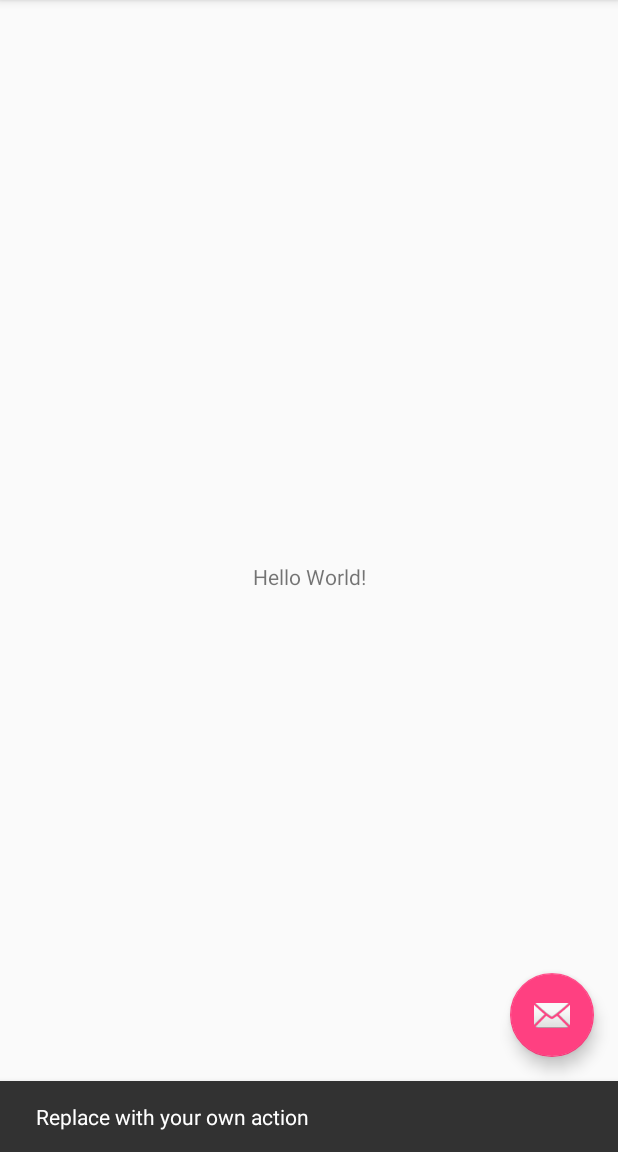
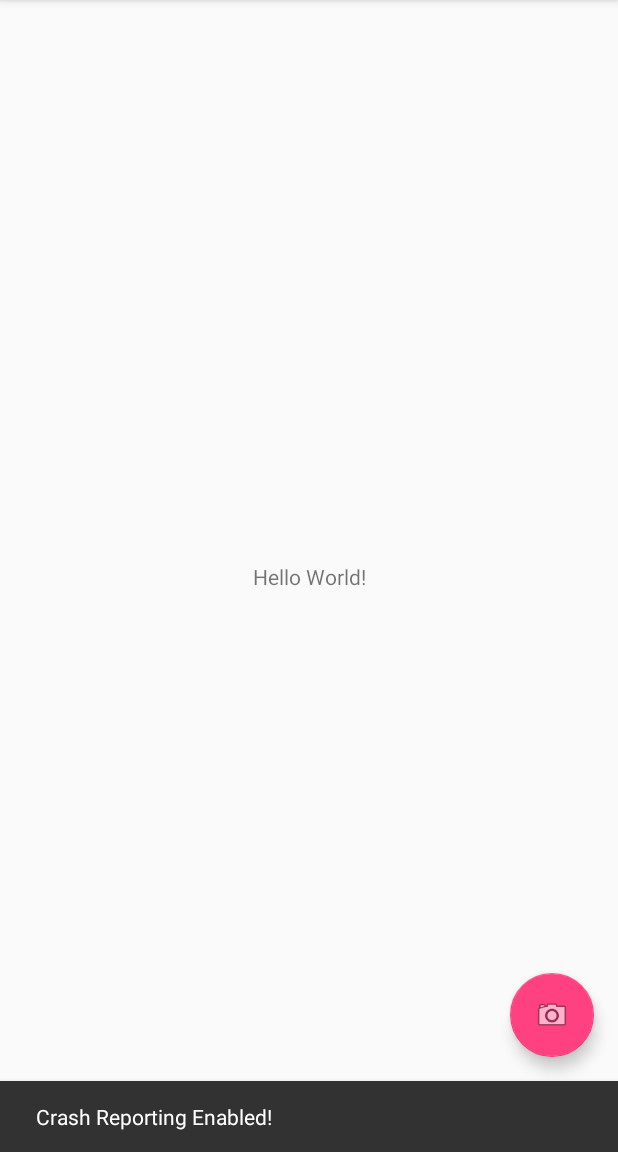
Before and after one commit to indianpoptart/ProjectLumen, an Android app: the screen it shows after launch (MainActivity), after a tap on an icon or button, on a phone screen of 412 x 824 dp, the part 84-1236 px from its top. Run offline under Robolectric (Android 15) with nearby library versions, the phone set to English and light mode, and no system bars; libraries missing offline, so code that uses them is left out: com.crashlytics.android, com.github.nisrulz.sensey, io.fabric.sdk; 1 statement that could not run was skipped.

Commit message:
v0.1 - Reporting
- Added crash reporting(Press fab to enable)

```diff
--- a/app/src/main/AndroidManifest.xml
+++ b/app/src/main/AndroidManifest.xml
@@ -4,6 +4,7 @@
 
     <uses-permission android:name="android.permission.CAMERA"/>
     <uses-permission android:name="android.permission.FLASHLIGHT"/>
+    <uses-permission android:name="android.permission.INTERNET" />
     <uses-feature android:name="android.hardware.camera"/>
     <uses-feature android:name="android.hardware.camera.flash"/>
 
@@ -26,6 +27,10 @@
         </activity>
         <service
             android:name=".services.BackgroundService"/>
+        <meta-data
+            android:name="io.fabric.ApiKey"
+            android:value="81de282abeba311751e18b3d5109feb5ba38e192"
+            />
     </application>
 
 </manifest>
--- a/app/src/main/java/org/nikhilp/projectlumen/activities/MainActivity.java
+++ b/app/src/main/java/org/nikhilp/projectlumen/activities/MainActivity.java
@@ -24,6 +24,8 @@ import android.view.MenuItem;
 
 import com.github.nisrulz.sensey.ChopDetector;
 import com.github.nisrulz.sensey.Sensey;
+import com.crashlytics.android.Crashlytics;
+import io.fabric.sdk.android.Fabric;
 
 import org.nikhilp.projectlumen.R;
 import org.nikhilp.projectlumen.services.BackgroundService;
@@ -43,7 +45,8 @@ public class MainActivity extends AppCompatActivity
         fab.setOnClickListener(new View.OnClickListener() {
             @Override
             public void onClick(View view) {
-                Snackbar.make(view, "Replace with your own action", Snackbar.LENGTH_LONG)
+                fabricInit();
+                Snackbar.make(view, "Crash Reporting Enabled!", Snackbar.LENGTH_LONG)
                         .setAction("Action", null).show();
             }
         });
@@ -76,6 +79,9 @@ public class MainActivity extends AppCompatActivity
 
     }
 
+    public void fabricInit(){
+        Fabric.with(this, new Crashlytics());
+    }
 
     @Override
     public void onBackPressed() {
@@ -117,15 +123,12 @@ public class MainActivity extends AppCompatActivity
 
         if (id == R.id.nav_camera) {
 
+
         } else if (id == R.id.nav_gallery) {
 
         } else if (id == R.id.nav_slideshow) {
 
         } else if (id == R.id.nav_manage) {
-
-        } else if (id == R.id.nav_share) {
-
-        } else if (id == R.id.nav_send) {
 
         }
 
--- a/app/src/main/res/layout/app_bar_main.xml
+++ b/app/src/main/res/layout/app_bar_main.xml
@@ -28,6 +28,6 @@
         android:layout_height="wrap_content"
         android:layout_gravity="bottom|end"
         android:layout_margin="@dimen/fab_margin"
-        app:srcCompat="@android:drawable/ic_dialog_email" />
+        app:srcCompat="@android:drawable/ic_menu_camera" />
 
 </android.support.design.widget.CoordinatorLayout>
--- a/app/src/main/res/menu/activity_main_drawer.xml
+++ b/app/src/main/res/menu/activity_main_drawer.xml
@@ -7,32 +7,23 @@
         <item
             android:id="@+id/nav_camera"
             android:icon="@drawable/ic_menu_camera"
-            android:title="Import" />
+            android:title="Never" />
         <item
             android:id="@+id/nav_gallery"
             android:icon="@drawable/ic_menu_gallery"
-            android:title="Gallery" />
+            android:title="Gonna" />
         <item
             android:id="@+id/nav_slideshow"
-            android:icon="@drawable/ic_menu_slideshow"
-            android:title="Slideshow" />
+            android:icon="@drawable/ic_menu_send"
+            android:title="Give" />
         <item
             android:id="@+id/nav_manage"
             android:icon="@drawable/ic_menu_manage"
-            android:title="Tools" />
+            android:title="You" />
+        <item
+            android:id="@+id/nav_up"
+            android:icon="@drawable/ic_menu_share"
+            android:title="Up" />
     </group>
 
-    <item android:title="Communicate">
-        <menu>
-            <item
-                android:id="@+id/nav_share"
-                android:icon="@drawable/ic_menu_share"
-                android:title="Share" />
-            <item
-                android:id="@+id/nav_send"
-                android:icon="@drawable/ic_menu_send"
-                android:title="Send" />
-        </menu>
-    </item>
-
 </menu>
--- a/build.gradle
+++ b/build.gradle
@@ -5,9 +5,11 @@ buildscript {
     repositories {
         google()
         jcenter()
+        maven { url 'https://maven.fabric.io/public' }
     }
     dependencies {
         classpath 'com.android.tools.build:gradle:3.0.0-alpha5'
+        classpath 'io.fabric.tools:gradle:1.+'
 
 
         // NOTE: Do not place your application dependencies here; they belong
```
Also changed, not shown: app/build.gradle (+9 -0 lines).
